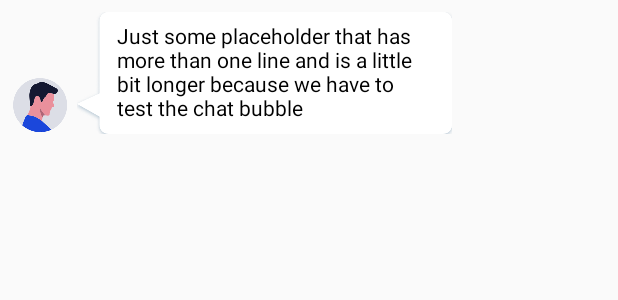
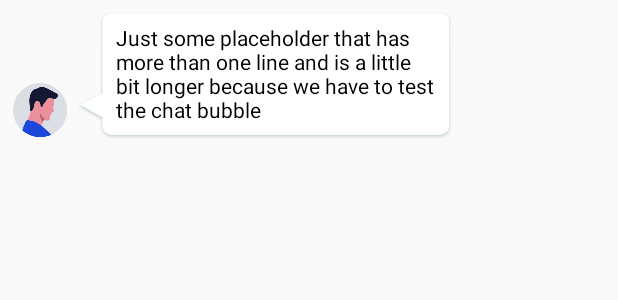
Before and after one commit to cometchat-pro-tutorials/android-group-chat-app, an Android app: the layout others_message_layout.xml on its own in the app's theme, with its tools: preview values and no code run, on a phone screen of 412 x 824 dp. Shown: the top 300 px of the screen. Run offline under Robolectric (Android 15) with nearby library versions, the phone set to English and light mode, and no system bars.

Commit message:
Message layout fixes

```diff
--- a/app/src/main/res/layout/others_message_layout.xml
+++ b/app/src/main/res/layout/others_message_layout.xml
@@ -20,7 +20,6 @@
         android:background="@drawable/others_chat_bubble"
         android:gravity="center_vertical"
         android:maxWidth="250dp"
-        android:paddingBottom="8dp"
         android:text="Just some placeholder that has more than one line and is a little bit longer because we have to test the chat bubble"
         android:textColor="@android:color/black"
         android:textSize="14sp"
```
Also changed, not shown: app/src/main/res/drawable-xxxhdpi/others_chat_bubble.9.png, 1 other file.
